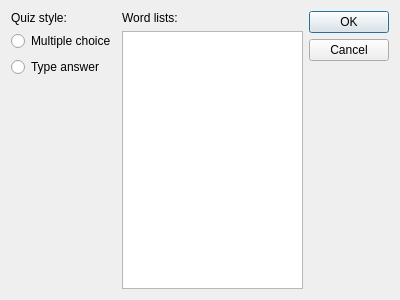
Before: the Qt Designer form optionsdialog.ui in kalebass/word-quiz-qt, drawn with Qt 5.
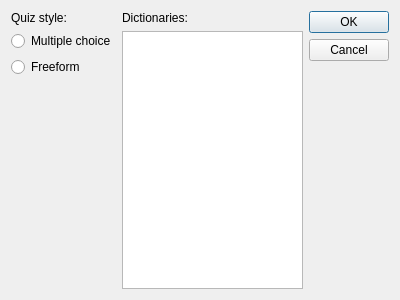
After: the same form once the commit is applied.

```diff
--- a/optionsdialog.ui
+++ b/optionsdialog.ui
@@ -36,7 +36,7 @@
      <item>
       <widget class="QRadioButton" name="radioButton_2">
        <property name="text">
-        <string>Type answer</string>
+        <string>Freeform</string>
        </property>
        <attribute name="buttonGroup">
         <string notr="true">buttonGroup</string>
@@ -63,7 +63,7 @@
      <item>
       <widget class="QLabel" name="label">
        <property name="text">
-        <string>Word lists:</string>
+        <string>Dictionaries:</string>
        </property>
       </widget>
      </item>
```
Left out of the diff: 12 changed lines with no effect on the pictures.
